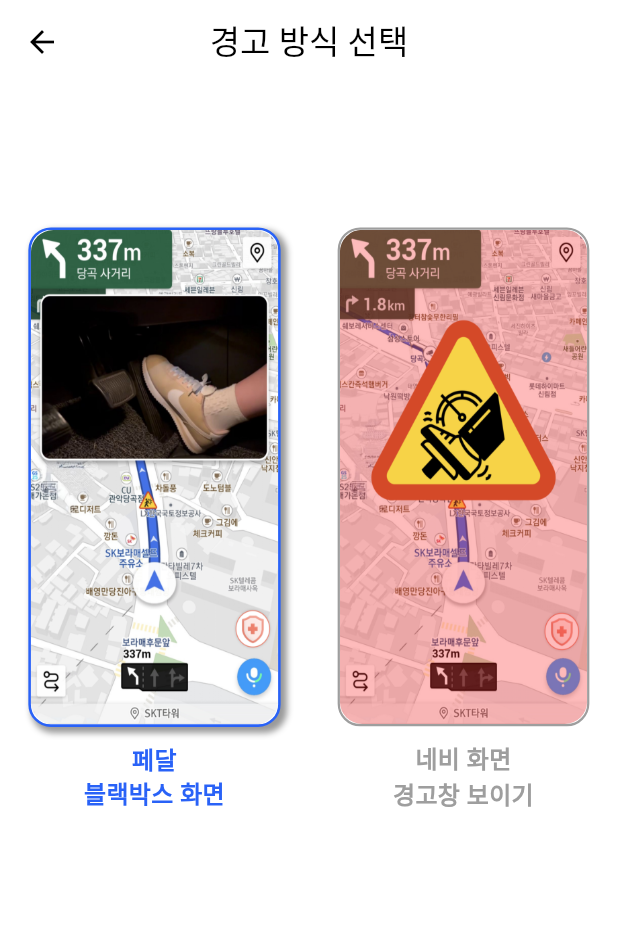
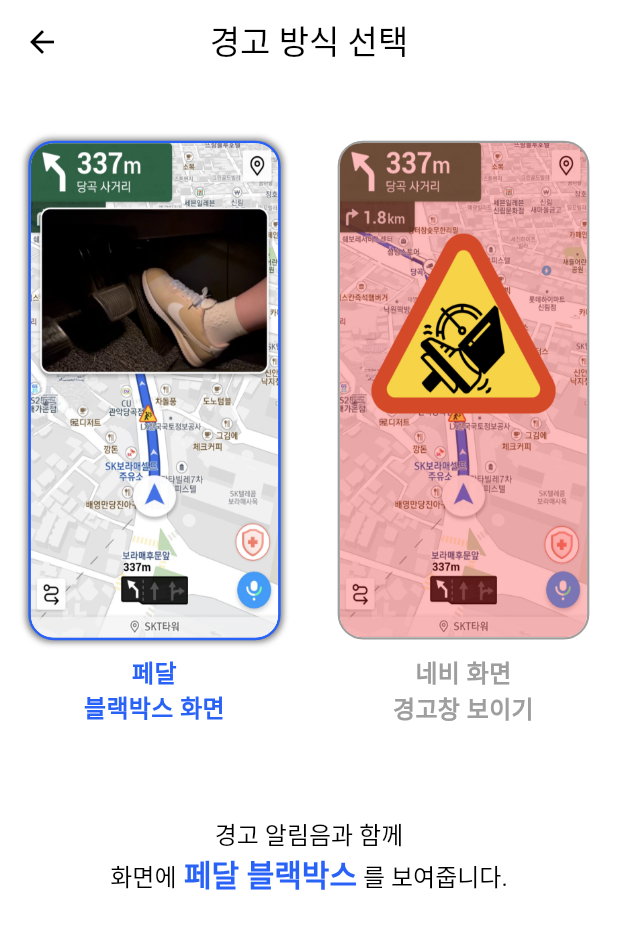
Before and after one commit to SKT-FLY-AI-RAON/safe-T-frontend, a Flutter app: the SelectWarning_2 screen opened directly, on a phone screen of 412 x 824 dp. Shown: the top 929 px of the screen. Run offline on Flutter 3.47's test engine with Material 3 defaults, Android fonts, the phone set to English and light mode, and no system bars; our stand-ins replace csv, flutter_bluetooth_serial, flutter_tts, fluttertoast, geolocator, permission_handler; missing offline and left inert: flutter_in_app_pip, flutter_mjpeg, flutter_naver_map, mqtt_client, pip_view.

Commit message:
경고 방식 선택 완료

```diff
--- a/lib/selectWarnings_2.dart
+++ b/lib/selectWarnings_2.dart
@@ -88,9 +88,7 @@ class _SelectWarning_2State extends State<SelectWarning_2> {
           children: [
             // Flexible(flex:3,child: Image.asset('assets/red_button_new.png')),
             // Flexible(flex:2,child: SizedBox()),
-            Flexible(
-              flex:14,
-              child: Row(
+               Row(
                   mainAxisAlignment: MainAxisAlignment.spaceEvenly,
                   children: [
                     Expanded(
@@ -99,7 +97,7 @@ class _SelectWarning_2State extends State<SelectWarning_2> {
                         height: MediaQuery
                             .of(context)
                             .size
-                          .height * 0.7,
+                            .height * 0.5,
                         child: GestureDetector(
                           onTap: () {
                             _updateSelectedMethod(1);
@@ -111,16 +109,16 @@ class _SelectWarning_2State extends State<SelectWarning_2> {
                                 decoration: BoxDecoration(
                                   boxShadow: _selectedWarningMethod == 1 ?[
                                     BoxShadow(
-                                    color: Colors.black.withOpacity(0.4),
+                                      color: Colors.black.withOpacity(0.5),
                                       spreadRadius: 1,
                                       blurRadius: 3,
-                                    offset: Offset(3, 3),
+                                      offset: Offset(0, 0),
                                     ),
                                   ]:[],
                                   border: Border.all(width:1.7,color: _selectedWarningMethod != 1
                                       ? Colors.grey
                                       : Color(0xFF2962F7)),
-                                borderRadius: BorderRadius.circular(15),
+                                  borderRadius: BorderRadius.circular(17),
                                   color: Colors.white,
                                 ),
                                 child: ClipRRect(
@@ -156,7 +154,6 @@ class _SelectWarning_2State extends State<SelectWarning_2> {
                                       : Colors.grey,
                                 ),
                               ),
-                            SizedBox(height: 10),
                             ],
                           ),
                         ),
@@ -173,7 +170,7 @@ class _SelectWarning_2State extends State<SelectWarning_2> {
                         height: MediaQuery
                             .of(context)
                             .size
-                          .height * 0.7,
+                            .height * 0.5,
                         child: GestureDetector(
                           onTap: () {
                             _updateSelectedMethod(2);
@@ -185,16 +182,16 @@ class _SelectWarning_2State extends State<SelectWarning_2> {
                                 decoration: BoxDecoration(
                                   boxShadow: _selectedWarningMethod == 2 ?[
                                     BoxShadow(
-                                    color: Colors.black.withOpacity(0.4),
+                                      color: Colors.black.withOpacity(0.5),
                                       spreadRadius: 1,
                                       blurRadius: 3,
-                                    offset: Offset(3, 3),
+                                      offset: Offset(0, 0),
                                     ),
                                   ]:[],
                                   border: Border.all(width:1.5,color: _selectedWarningMethod != 2
                                       ? Colors.grey
                                       : Color(0xFF2962F7)),
-                                borderRadius: BorderRadius.circular(15),
+                                  borderRadius: BorderRadius.circular(17),
                                   color: Colors.white,
                                 ),
                                 child: ClipRRect(
@@ -230,7 +227,7 @@ class _SelectWarning_2State extends State<SelectWarning_2> {
                                       : Colors.grey,
                                 ),
                               ),
-                            SizedBox(height: 10),
+
                             ],
                           ),
                         ),
@@ -243,7 +240,35 @@ class _SelectWarning_2State extends State<SelectWarning_2> {
                     ),
                   ],
                 ),
+            RichText(
+              textAlign: TextAlign.center,
+              text: TextSpan(
+                text: _selectedWarningMethod == 1 ? '경고 알림음과 함께\n화면에' : '경고 알림음과 함께\n화면에',
+                style: TextStyle(
+                  fontSize: 16.0,
+                  color: Colors.black, // 기본 색상
                 ),
+                children: [
+                  TextSpan(
+                    text: _selectedWarningMethod == 1 ? ' 페달 블랙박스' : ' 경고 알림',
+                    style: TextStyle(
+                      color: Color(0xFF2962F7), // 여기서 색상을 변경
+                      fontWeight: FontWeight.bold,
+                      fontSize:20,
+                    ),
+                  ),
+                  TextSpan(
+                    text: _selectedWarningMethod == 1 ? ' 를 보여줍니다.' : ' 을 보여줍니다.',
+                    style:TextStyle(fontSize:16),
+                  ),
+                ],
+              ),
+            ),
+            SizedBox(),
+            SizedBox(),
+            SizedBox(),
+            SizedBox(),
+            SizedBox(),
           ],
         ),
       ),
```
Lines whose indentation alone changed are shown as unchanged.
